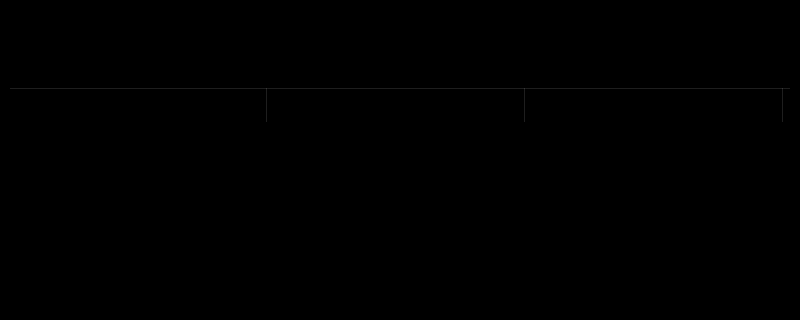
First picture: the form in orders.ui, repository acmpesuecc/GrowPal, before the edit; both pictures show x 0 to 800 and y 0 to 320 of the 800 by 600 pixel window.
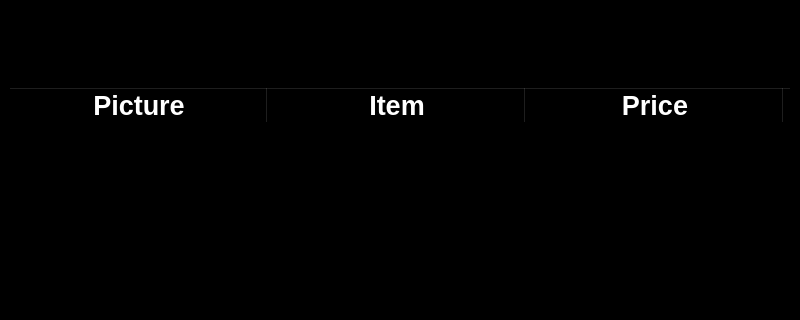
Second picture: the form after the edit.

Commit message: test on font colors

Diff of the .ui file:
```diff
--- a/orders.ui
+++ b/orders.ui
@@ -65,7 +65,8 @@
     <item row="1" column="0" colspan="2">
      <widget class="QTableWidget" name="tableWidget">
       <property name="styleSheet">
-       <string notr="true">background-color: black;</string>
+       <string notr="true">background-color: black;
+color: white;</string>
       </property>
       <property name="sizeAdjustPolicy">
        <enum>QAbstractScrollArea::AdjustToContents</enum>
```
The commit also changes 2 other files.
